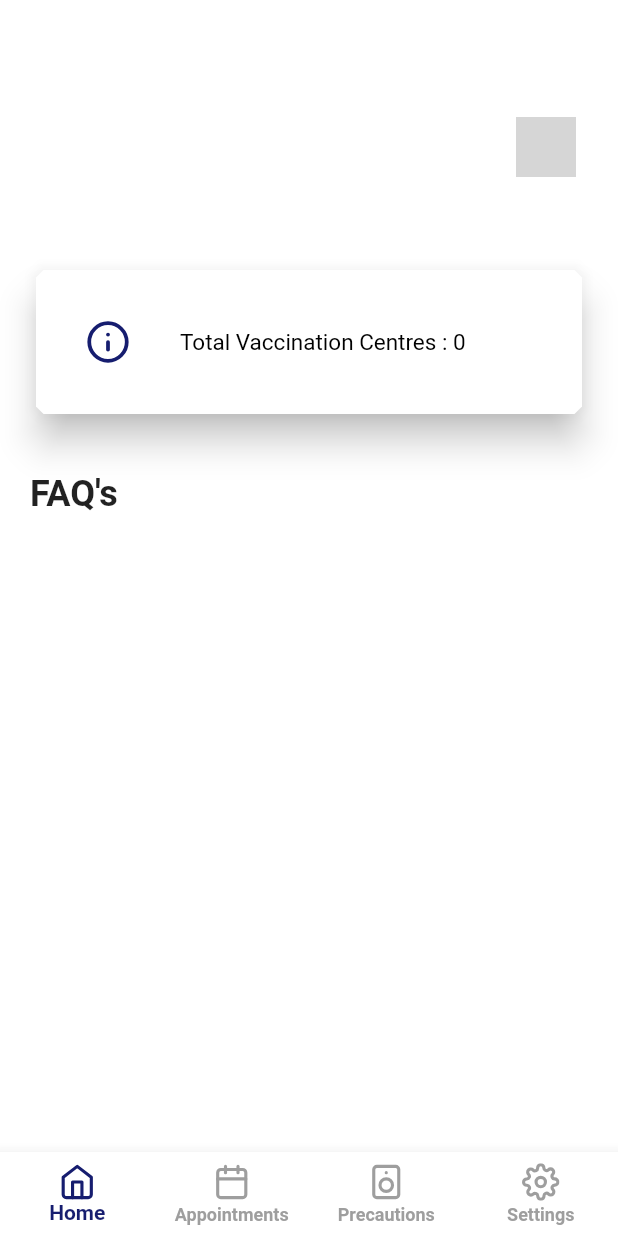
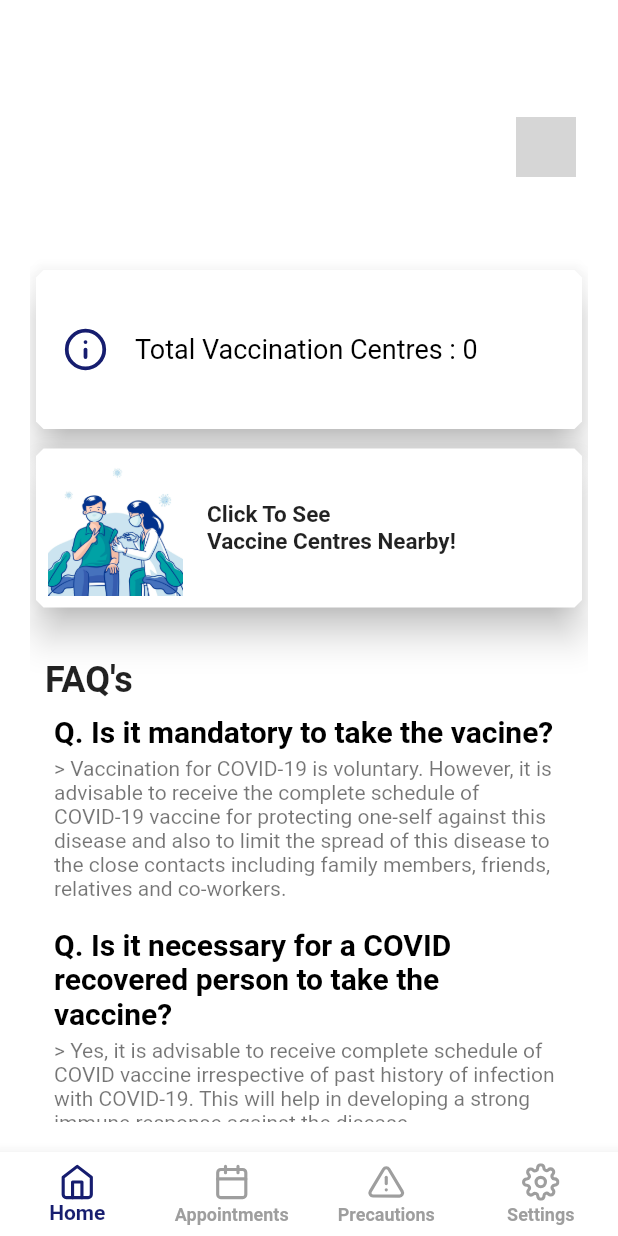
Before and after one commit to OjasKarmarkar/Vaccio, a Flutter app: the MainScreen screen opened directly, on a phone screen of 412 x 824 dp. Run offline on Flutter 3.47's test engine with Material 2 defaults, Android fonts, the light colour scheme and no system bars; our stand-ins replace cloud_firestore, datetime_picker_formfield, dots_indicator, firebase_auth, firebase_core, flutter_feather_icons and 8 more; missing offline and left inert: flutter_polyline_points, geocoder, geopoint; accounts and stored records are empty; network calls fail; grey boxes are pictures that could not be loaded.

Commit message:
Various Changes , Close to done

```diff
--- a/lib/controller/AppController.dart
+++ b/lib/controller/AppController.dart
@@ -85,9 +85,7 @@ class AppController extends GetxController {
   }
 
   Future<void> signOut() async {
-    return Future.wait([
-      FirebaseAuth.instance.signOut(),
-      _googleSignIn.signOut(),
-    ]);
+    FirebaseAuth.instance.signOut();
+    _googleSignIn.signOut();
   }
 }
--- a/lib/onboarding/onboarding.dart
+++ b/lib/onboarding/onboarding.dart
@@ -172,7 +172,7 @@ class _OnBoardingState extends State<OnBoarding> {
               child: Align(
                 alignment: Alignment.bottomCenter,
                 child: Padding(
-                  padding: EdgeInsets.only(bottom: 50),
+                  padding: EdgeInsets.only(bottom: 20 , top:20),
                   child: DotsIndicator(
                     dotsCount: onboardData.length + 1,
                     position: _currentPageNotifier.value.toDouble(),
--- a/lib/views/Home.dart
+++ b/lib/views/Home.dart
@@ -2,8 +2,12 @@ import 'package:cloud_firestore/cloud_firestore.dart';
 import 'package:flutter/material.dart';
 import 'package:flutter_feather_icons/flutter_feather_icons.dart';
 import 'package:get/get.dart';
+import 'package:google_maps_flutter/google_maps_flutter.dart';
 import 'package:vaccio/controller/AppController.dart';
+import 'package:vaccio/controller/DataController.dart';
 import 'package:vaccio/res/colors.dart' as colors;
+
+import 'Nearby.dart';
 
 class HomeScreen extends StatefulWidget {
   @override
@@ -11,6 +15,7 @@ class HomeScreen extends StatefulWidget {
 }
 
 class _HomeScreenState extends State<HomeScreen> {
+  final dataController = Get.put(DataController());
   List<String> qs = [
     'Is it mandatory to take the vacine?',
     'Is it necessary for a COVID recovered person to take the vaccine?',
@@ -27,10 +32,26 @@ class _HomeScreenState extends State<HomeScreen> {
   ];
 
   Widget _faq(String q, String a) {
-    ListTile(
-      title: Text(q),
-      subtitle: Text('a'),
+    return Padding(
+      padding: const EdgeInsets.symmetric(vertical: 5.0),
+      child: ListTile(
+        title: Padding(
+          padding: EdgeInsets.only(bottom: 5),
+          child: Text(
+            "Q. $q",
+            style: TextStyle(
+                fontSize: 20, fontWeight: FontWeight.bold, color: Colors.black),
+          ),
+        ),
+        subtitle: Text("> $a"),
+      ),
     );
+  }
+
+  @override
+  void initState() {
+    super.initState();
+    dataController.fetchCentres();
   }
 
   final appController = Get.put(AppController());
@@ -40,6 +61,8 @@ class _HomeScreenState extends State<HomeScreen> {
       backgroundColor: Colors.white,
       body: Padding(
         padding: const EdgeInsets.all(20.0),
+        child: SingleChildScrollView(
+          physics: BouncingScrollPhysics(),
           child: Column(
             mainAxisAlignment: MainAxisAlignment.start,
             crossAxisAlignment: CrossAxisAlignment.start,
@@ -47,12 +70,15 @@ class _HomeScreenState extends State<HomeScreen> {
               SizedBox(
                 height: 50,
               ),
-            Row(
+              Obx(() => Row(
                     mainAxisAlignment: MainAxisAlignment.spaceBetween,
                     children: [
                       Text(
-                  appController.name.value ?? "Jane",
-                  style: TextStyle(fontSize: 24, fontWeight: FontWeight.bold),
+                        appController.name.value ?? "Welcome!",
+                        style: TextStyle(
+                            fontSize: 24,
+                            fontWeight: FontWeight.bold,
+                            color: Colors.black),
                       ),
                       appController.imgURl.value != null
                           ? Padding(
@@ -70,7 +96,8 @@ class _HomeScreenState extends State<HomeScreen> {
                           : CircleAvatar(
                               radius: 20,
                               backgroundColor: colors.c4,
-                        backgroundImage: AssetImage('assets/images/logo.png'),
+                              backgroundImage:
+                                  AssetImage('assets/images/logo.png'),
                               // backgroundImage: Image.asset(
                               //   'assets/images/logo.png',
                               //   height: 100,
@@ -78,7 +105,7 @@ class _HomeScreenState extends State<HomeScreen> {
                               // ),
                             ),
                     ],
-            ),
+                  )),
               Padding(
                   padding: EdgeInsets.only(top: 50.0, bottom: 5.0),
                   child: InkWell(
@@ -93,8 +120,8 @@ class _HomeScreenState extends State<HomeScreen> {
                           Padding(
                             padding: const EdgeInsets.all(8.0),
                             child: Container(
-                            width: 80.0,
-                            height: 80.0,
+                              width: 50.0,
+                              height: 90.0,
                               child: Icon(
                                 FeatherIcons.info,
                                 color: colors.c4,
@@ -116,15 +143,17 @@ class _HomeScreenState extends State<HomeScreen> {
                                       var count = snapshot.data.docs.length;
 
                                       return Text(
-                                      "Total Vaccination Centres : $count",
+                                        "Vaccination Centres  :  $count",
                                         style: TextStyle(
-                                          color: Colors.black, fontSize: 15),
+                                            color: Colors.black,
+                                            fontSize: 18,
+                                            fontWeight: FontWeight.bold),
                                       );
                                     } else {
                                       return Text(
                                         "Total Vaccination Centres : 0",
                                         style: TextStyle(
-                                          color: Colors.black, fontSize: 15),
+                                            color: Colors.black, fontSize: 18),
                                       );
                                     }
                                   } else {
@@ -142,16 +171,59 @@ class _HomeScreenState extends State<HomeScreen> {
                       ),
                     ),
                   )),
+              InkWell(
+                onTap: () {
+                  Get.to(() => Nearby(
+                      vaccineCentres: List.from(dataController.centres)));
+                },
+                child: Card(
+                  elevation: 10,
+                  shape: BeveledRectangleBorder(
+                    borderRadius: BorderRadius.circular(5.0),
+                  ),
+                  child: Row(
+                    children: <Widget>[
                       Padding(
-              padding: EdgeInsets.only(top: 30.0, bottom: 5.0),
+                        padding: const EdgeInsets.all(8.0),
+                        child: Container(
+                            width: 90.0,
+                            height: 90.0,
+                            child: Image.asset("assets/images/vaccine.jpg")),
+                      ),
+                      Center(
+                        child: Padding(
+                          padding: const EdgeInsets.all(8.0),
                           child: Text(
-                "FAQ's",
-                style: TextStyle(fontSize: 24, fontWeight: FontWeight.bold),
+                            'Click To See \nVaccine Centres Nearby!',
+                            style: TextStyle(
+                              fontSize: 15,
+                              fontWeight: FontWeight.bold,
+                            ),
+                          ),
                         ),
                       )
                     ],
                   ),
                 ),
+              ),
+              Padding(
+                padding: EdgeInsets.only(top: 30.0, left: 10),
+                child: Text(
+                  "FAQ's",
+                  style: TextStyle(fontSize: 24, fontWeight: FontWeight.bold),
+                ),
+              ),
+              ListView.builder(
+                  physics: NeverScrollableScrollPhysics(),
+                  shrinkWrap: true,
+                  itemBuilder: (context, index) {
+                    return _faq(qs[index], ans[index]);
+                  },
+                  itemCount: qs.length)
+            ],
+          ),
+        ),
+      ),
     );
   }
 }
--- a/lib/views/Precautions.dart
+++ b/lib/views/Precautions.dart
@@ -38,7 +38,7 @@ class _PrecautionsState extends State<Precautions> {
                     ),
                     SymptomCard(
                       image: "assets/images/caugh.png",
-                      title: "Caugh",
+                      title: "Cough",
                     ),
                     SymptomCard(
                       image: "assets/images/fever.png",
--- a/lib/views/mainscreen.dart
+++ b/lib/views/mainscreen.dart
@@ -74,11 +74,11 @@ class _MainScreenState extends State<MainScreen> with TickerProviderStateMixin {
                   label: "Appointments"),
               BottomNavigationBarItem(
                   activeIcon: Icon(
-                    FeatherIcons.speaker,
+                    FeatherIcons.alertTriangle,
                     color: colors.c4,
                   ),
                   icon: Icon(
-                    FeatherIcons.speaker,
+                    FeatherIcons.alertTriangle,
                     color: Colors.grey,
                   ),
                   label: "Precautions"),
--- a/pubspec.yaml
+++ b/pubspec.yaml
@@ -47,6 +47,8 @@ dependencies:
   url_launcher:
   flutter_polyline_points:
   geocoding:
+  datetime_picker_formfield:
+
 
 dev_dependencies:
   flutter_test:
```
Also changed, not shown: lib/controller/DataController.dart (+37 -0 lines), lib/views/Appointments.dart (+23 -8 lines), lib/views/BookAppointment.dart (added, +195 -0 lines), lib/views/Nearby.dart (+327 -0 lines), lib/views/Settings.dart (+6 -3 lines), assets/images/destination_map_marker.png (added), assets/images/vaccine.jpg (added), pubspec.lock. Lines whose indentation alone changed are shown as unchanged.
